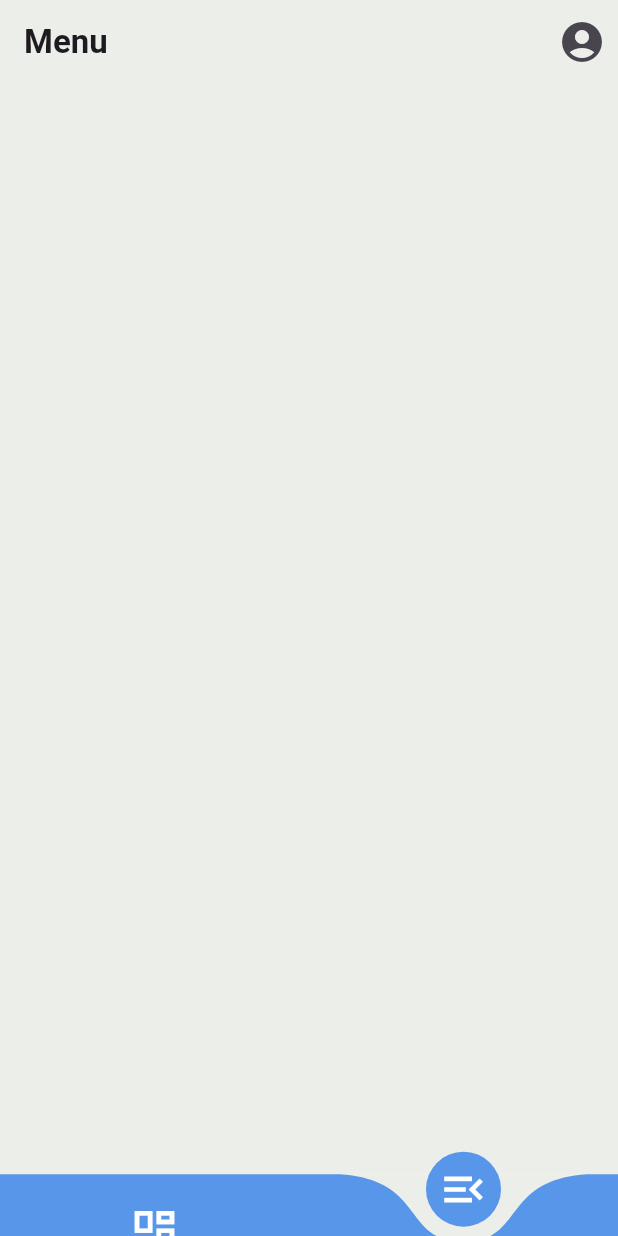
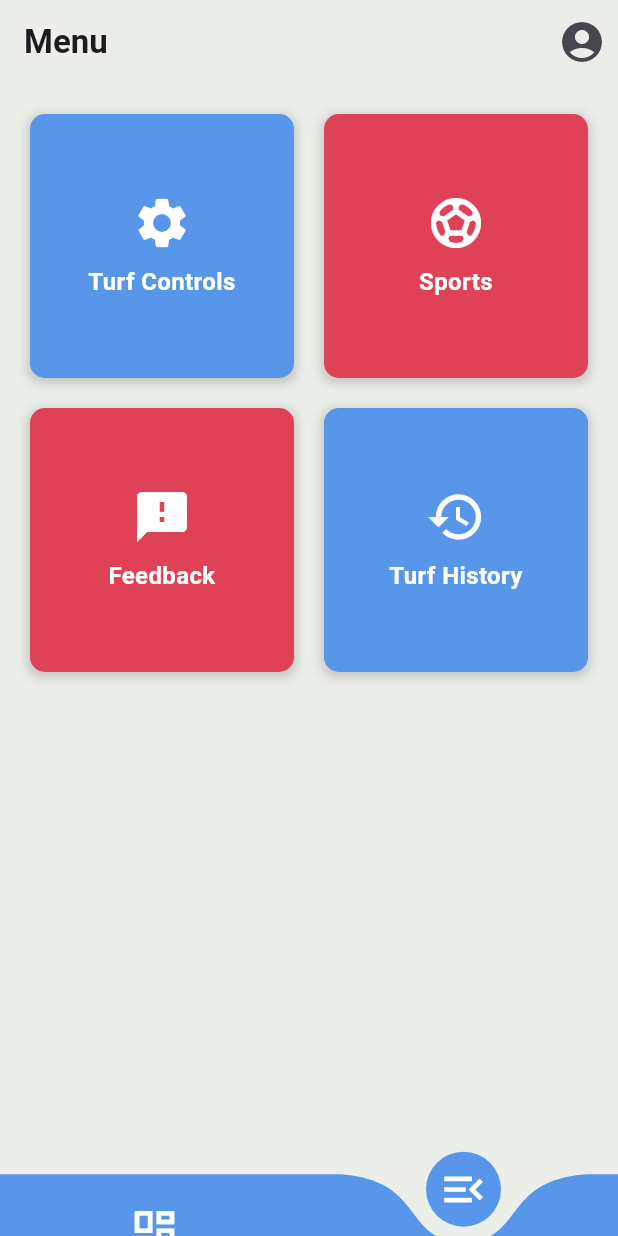
Before and after one commit to AswinAzikar/TurfNestAdmin, a Flutter app: the screen it shows after launch, swiped to page 2, on a phone screen of 412 x 824 dp. Run offline on Flutter 3.47's test engine with Material 3 defaults, Android fonts, the light colour scheme and no system bars; drawn by our look-alikes of curved_navigation_bar; our stand-ins replace fluttertoast.

Commit message:
added Menu file

```diff
--- a/lib/Menu.dart
+++ b/lib/Menu.dart
@@ -1,7 +1,9 @@
 import 'package:flutter/material.dart';
-import 'package:turfnest_admin/Dashboard.dart';
-
+import 'package:turfnest_admin/FeedbackScreen.dart';
+import 'package:turfnest_admin/TurfControl.dart';
 import 'package:turfnest_admin/constants.dart';
+import 'package:turfnest_admin/custom.dart';
+import 'Dashboard.dart';
 
 class Menu extends StatefulWidget {
   const Menu({super.key});
@@ -33,6 +35,8 @@ class _MenuState extends State<Menu> {
 
   @override
   Widget build(BuildContext context) {
+    double screenHeight = MediaQuery.of(context).size.height;
+    double screenWidth = MediaQuery.of(context).size.width;
     return Scaffold(
       backgroundColor: AppColors.scbgd,
       appBar: AppBar(
@@ -53,6 +57,61 @@ class _MenuState extends State<Menu> {
           ),
         ],
       ),
+      body: Padding(
+        padding: const EdgeInsets.all(20.0),
+        child: GridView.count(
+          crossAxisCount: 2,
+          mainAxisSpacing: 20,
+          crossAxisSpacing: 20,
+          childAspectRatio: screenWidth / (screenHeight * 0.5),
+          children: [
+            buildProfileButton(
+              icon: Icons.settings,
+              label: 'Turf Controls',
+              onPressed: () {
+                Navigator.pushReplacement(
+                  context,
+                  MaterialPageRoute(
+                    builder: (context) => const TurfControlPage(),
+                  ),
+                );
+              },
+            ),
+            buildProfileButton(
+              icon: Icons.sports_soccer,
+              label: 'Sports',
+              onPressed: () {
+                Navigator.pushReplacement(
+                  context,
+                  MaterialPageRoute(builder: (context) => Dashboard()),
+                );
+              },
+            ),
+            buildProfileButton(
+                icon: Icons.feedback,
+                label: 'Feedback',
+                onPressed: () {
+                  Navigator.pushReplacement(
+                    context,
+                    MaterialPageRoute(
+                      builder: (context) => MyWidget(),
+                    ),
+                  );
+                }),
+            buildProfileButton(
+                icon: Icons.history_sharp,
+                label: 'Turf History',
+                onPressed: () {
+                  Navigator.pushReplacement(
+                    context,
+                    MaterialPageRoute(
+                      builder: (context) => MyWidget(),
+                    ),
+                  );
+                }),
+          ],
+        ),
+      ),
     );
   }
 }
--- /dev/null
+++ b/lib/custom.dart
@@ -0,0 +1,68 @@
+import 'package:flutter/material.dart';
+
+import 'constants.dart';
+
+Widget buildProfileButton({
+  required IconData icon,
+  required String label,
+  required VoidCallback onPressed,
+}) {
+  Color textColor = AppColors.white;
+  Color buttonColor = label == 'Turf Controls' || label == 'Turf History'
+      ? AppColors.blue
+      : AppColors.red;
+
+  ;
+
+  return Container(
+    decoration: BoxDecoration(
+      borderRadius: BorderRadius.circular(10),
+      boxShadow: [
+        BoxShadow(
+          color: Colors.grey.withOpacity(0.5),
+          spreadRadius: 2,
+          blurRadius: 5,
+          offset: Offset(0, 2),
+        ),
+      ],
+      gradient: LinearGradient(
+        colors: [
+          buttonColor,
+          buttonColor,
+        ],
+        begin: Alignment.topLeft,
+        end: Alignment.bottomRight,
+      ),
+    ),
+    child: Material(
+      color: Colors.transparent,
+      child: InkWell(
+        onTap: onPressed,
+        borderRadius: BorderRadius.circular(10),
+        child: Padding(
+          padding: const EdgeInsets.all(16.0),
+          child: Column(
+            mainAxisAlignment: MainAxisAlignment.center,
+            children: [
+              Icon(
+                icon,
+                size: 40,
+                color: AppColors.white,
+              ),
+              SizedBox(height: 08),
+              Text(
+                label,
+                style: TextStyle(
+                  fontSize: 16,
+                  fontWeight: FontWeight.bold,
+                  color: textColor,
+                ),
+                textAlign: TextAlign.center,
+              ),
+            ],
+          ),
+        ),
+      ),
+    ),
+  );
+}
```
Also changed, not shown: lib/FeedbackScreen.dart (added, +10 -0 lines), lib/TurfControl.dart (added, +78 -0 lines).
